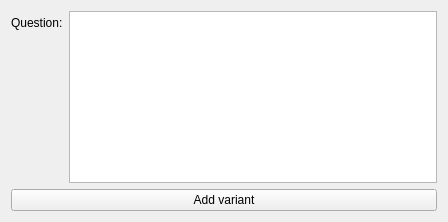
This is testitemcreatewidget.ui in Wooderan/TestiMy as Qt 5 draws it before an edit. The edited form follows.
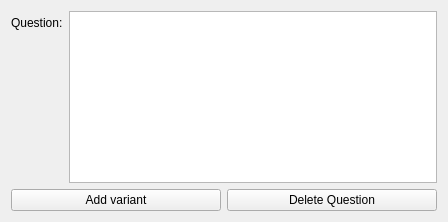
This is the edited form.

```diff
--- a/testitemcreatewidget.ui
+++ b/testitemcreatewidget.ui
@@ -35,11 +35,22 @@
     <layout class="QGridLayout" name="formVariants"/>
    </item>
    <item>
+    <layout class="QHBoxLayout" name="horizontalLayout">
+     <item>
     <widget class="QPushButton" name="addBtn">
      <property name="text">
       <string>Add variant</string>
      </property>
     </widget>
+     </item>
+     <item>
+      <widget class="QPushButton" name="pushButton">
+       <property name="text">
+        <string>Delete Question</string>
+       </property>
+      </widget>
+     </item>
+    </layout>
    </item>
   </layout>
  </widget>
```
Lines whose indentation alone changed are shown as unchanged.
